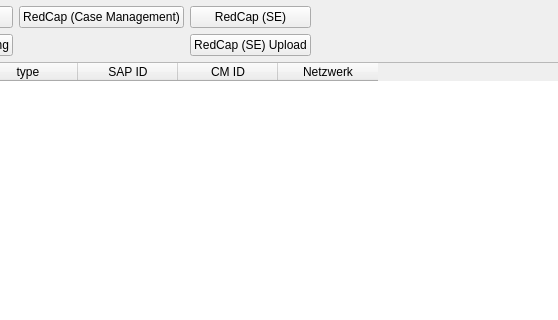
This is src/MVHub/MVHub.ui in imgag/ngs-bits as Qt 5 draws it before an edit; both pictures show x 129 to 687 and y 0 to 320 of the 1100 by 800 pixel window. The edited form follows.
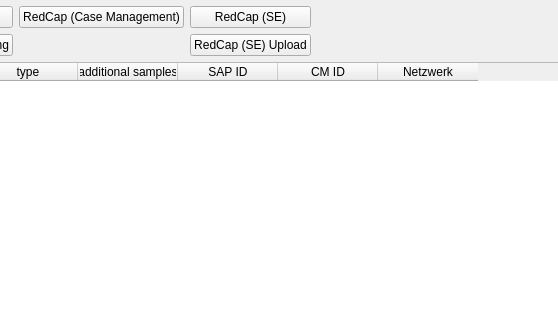
This is the edited form. Icons and pictures are not drawn.

Diff of the .ui file:
```diff
--- a/src/MVHub/MVHub.ui
+++ b/src/MVHub/MVHub.ui
@@ -101,6 +101,11 @@
          <string>type</string>
         </property>
        </column>
+       <column>
+        <property name="text">
+         <string>additional samples</string>
+        </property>
+       </column>
        <column>
         <property name="text">
          <string>SAP ID</string>
```
Left out of the diff: 6 changed lines with no effect on the pictures.
